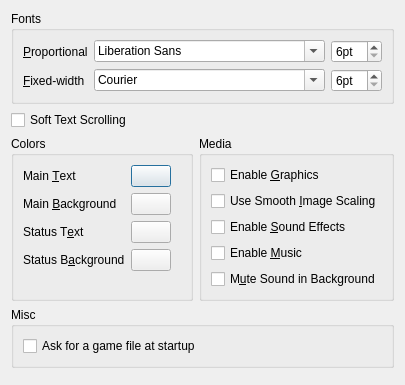
Old version of the form src/confdialog.ui in the repository realnc/hugor.
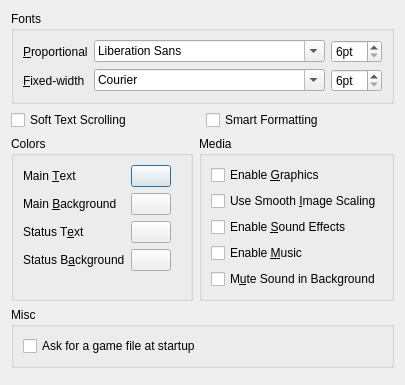
New version of the form. Custom widgets are drawn as their Qt base class.

Commit message: Make smart formatting configurable

```diff
--- a/src/confdialog.ui
+++ b/src/confdialog.ui
@@ -93,11 +93,22 @@
     </widget>
    </item>
    <item>
+    <layout class="QHBoxLayout" name="horizontalLayout_5">
+     <item>
     <widget class="QCheckBox" name="softScrollCheckBox">
      <property name="text">
       <string>Soft Text Scrolling</string>
      </property>
     </widget>
+     </item>
+     <item>
+      <widget class="QCheckBox" name="smartFormattingCheckBox">
+       <property name="text">
+        <string>Smart Formatting</string>
+       </property>
+      </widget>
+     </item>
+    </layout>
    </item>
    <item>
     <layout class="QHBoxLayout" name="horizontalLayout_3">
```
Lines whose indentation alone changed are shown as unchanged. The commit also changes 4 other files.
